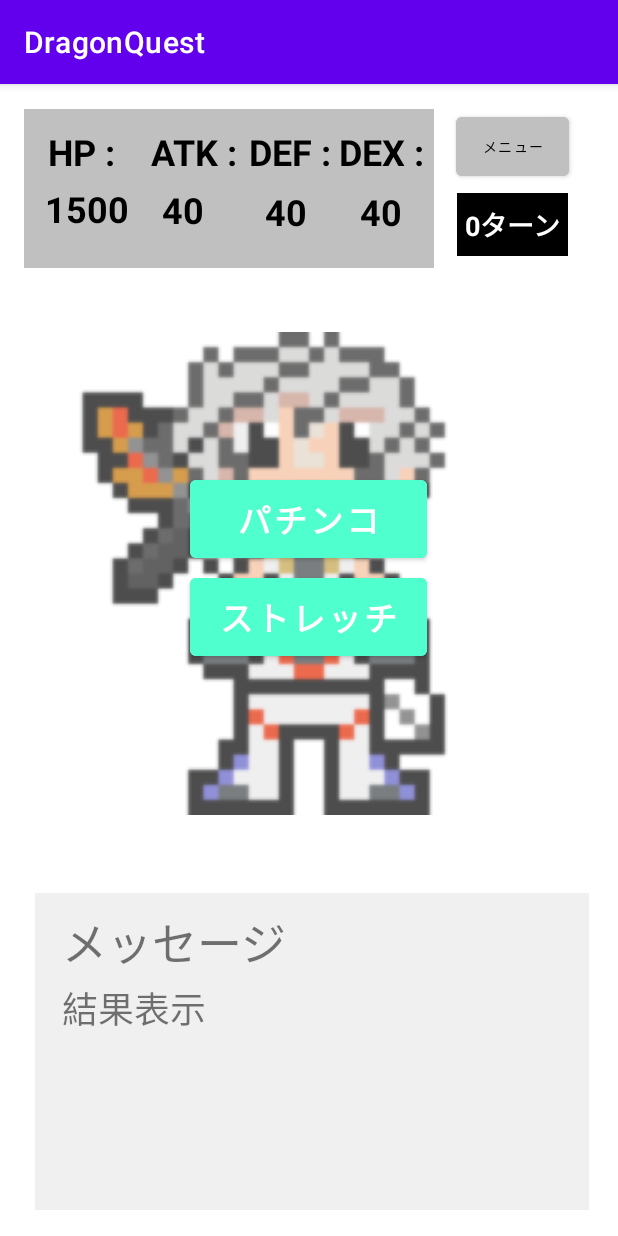
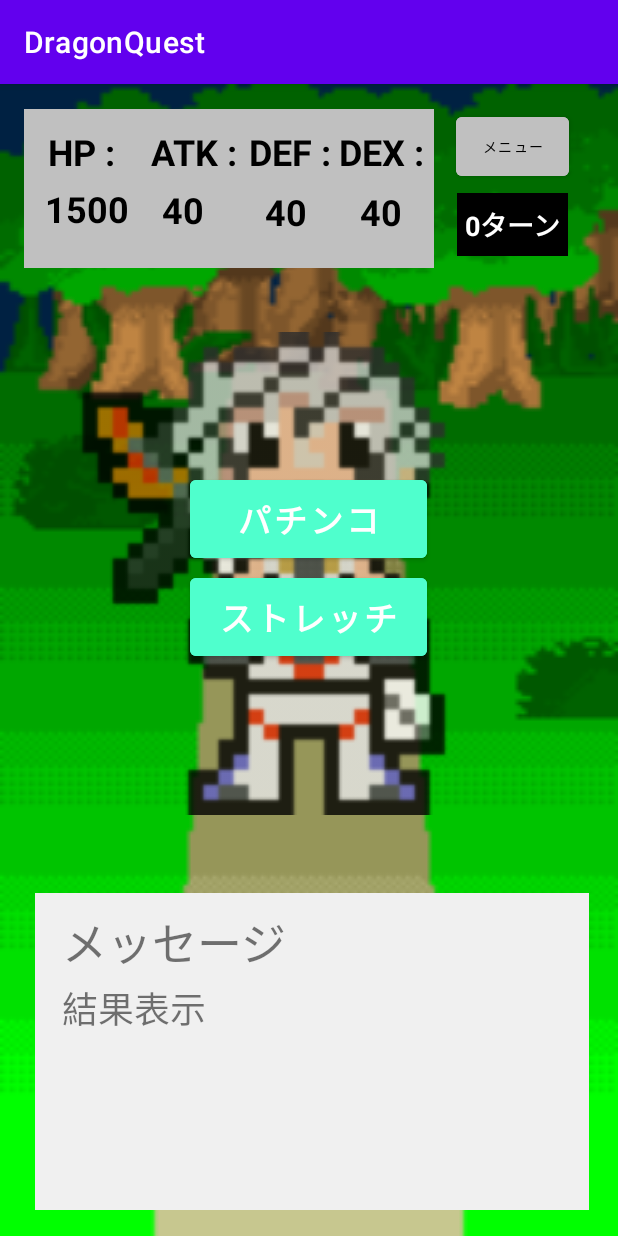
Before and after one commit to aru-420/DragonQuest, an Android app: the NurtureActivity screen opened directly, with no data from a screen before it, on a phone screen of 412 x 824 dp. Run offline under Robolectric (Android 15) with nearby library versions, the phone set to English and light mode, and no system bars.

Commit message:
背景追加

```diff
--- a/app/src/main/res/layout/activity_nurture.xml
+++ b/app/src/main/res/layout/activity_nurture.xml
@@ -4,6 +4,7 @@
     xmlns:tools="http://schemas.android.com/tools"
     android:layout_width="match_parent"
     android:layout_height="match_parent"
+    android:background="@drawable/background"
     tools:context=".NurtureActivity">
 
     <View
@@ -184,7 +185,7 @@
         android:layout_width="373dp"
         android:layout_height="322dp"
         android:layout_marginTop="16dp"
-        android:alpha="0.7"
+        android:alpha="0.8"
         android:scaleType="fitCenter"
         app:layout_constraintBottom_toTopOf="@+id/view3"
         app:layout_constraintEnd_toEndOf="parent"
```
